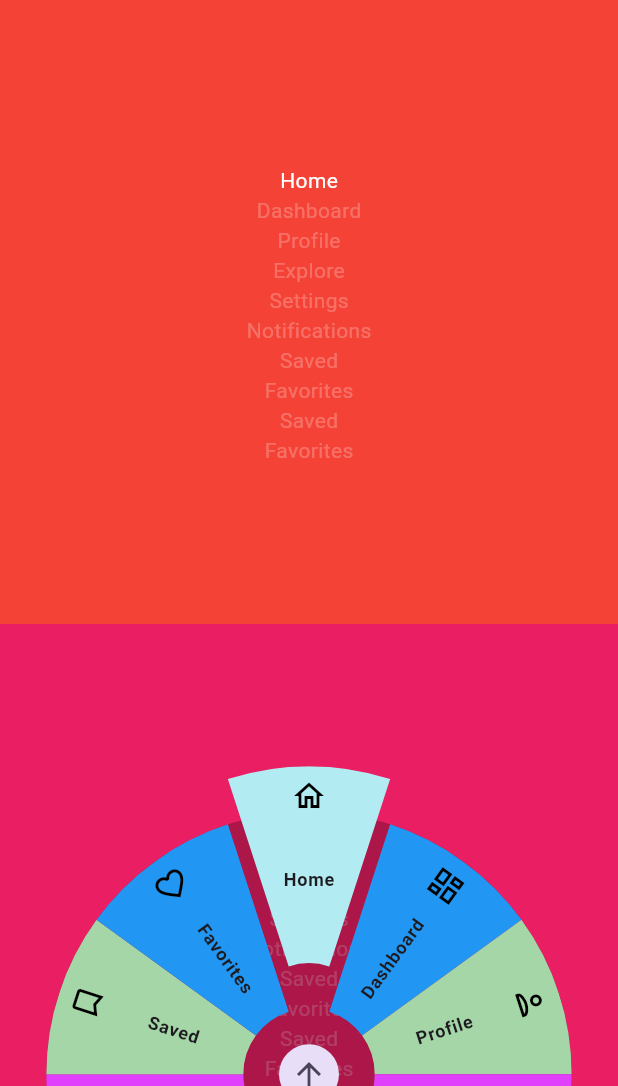
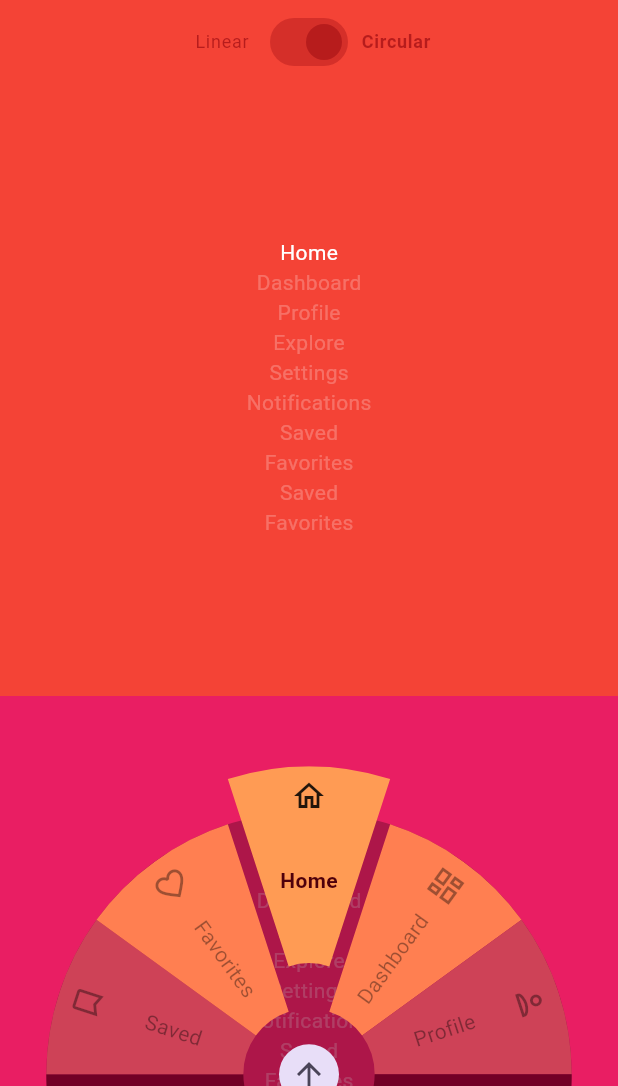
Before and after one commit to sfatihy/circle_bnb, a Flutter app: the screen it shows after launch, on a phone screen of 412 x 824 dp, the part 150-1236 px from its top. Run offline on Flutter 3.47's test engine with Material 3 defaults, Android fonts, the phone set to English and light mode, and no system bars.

Commit message:
Refactor: Added navigation style selection and design improvements.
- Introduced a switch in the example app to toggle between circular and linear navigation styles.
- Enhanced linear navigation with customizable background color, icon colors, and text styles for selected/unselected states.
- Added a tooltip to `BottomNavigationBarItem`.
- Refactored the example by removing separate page files and consolidating logic into `app_home_page.dart`.

```diff
--- a/example/lib/pages/app_home_page.dart
+++ b/example/lib/pages/app_home_page.dart
@@ -1,5 +1,6 @@
+import 'package:flutter/material.dart';
+
 import 'package:circle_bnb/circle_bnb.dart';
-import 'package:flutter/material.dart';
 
 class AppHomePage extends StatefulWidget {
   const AppHomePage({super.key});
@@ -11,6 +12,7 @@ class AppHomePage extends StatefulWidget {
 class _AppHomePageState extends State<AppHomePage> {
 
   int _bnbIndex = 0;
+  NavigationStyle _navigationStyle = NavigationStyle.circular;
   final List<CircleBNBItem> _items = [
     CircleBNBItem(title: "Home", icon: Icons.home_outlined),
     CircleBNBItem(title: "Dashboard", icon: Icons.dashboard_outlined),
@@ -70,7 +72,7 @@ class _AppHomePageState extends State<AppHomePage> {
         centerTitle: true,
         backgroundColor: Colors.primaries[_bnbIndex % Colors.primaries.length],
         bottom: PreferredSize(
-          preferredSize: const Size(double.infinity, 48),
+          preferredSize: const Size(double.infinity, 96),
           child: ColoredBox(
             color: Colors.primaries[_bnbIndex % Colors.primaries.length],
             child: Column(
@@ -115,6 +117,53 @@ class _AppHomePageState extends State<AppHomePage> {
                     ),
                   ],
                 ),
+                Row(
+                  mainAxisAlignment: MainAxisAlignment.center,
+                  spacing: 4,
+                  children: [
+                    SizedBox(
+                      width: 48,
+                      child: FittedBox(
+                        fit: BoxFit.scaleDown,
+                        child: Text(
+                          'Linear',
+                          style: Theme.of(context).textTheme.labelMedium?.copyWith(
+                            color: Colors.primaries[_bnbIndex % Colors.primaries.length].shade900,
+                            fontWeight: _navigationStyle == NavigationStyle.linear
+                              ? FontWeight.bold
+                              : FontWeight.normal
+                          ),
+                        ),
+                      ),
+                    ),
+                    Switch(
+                      value: _navigationStyle == NavigationStyle.circular,
+                      onChanged: (value) {
+                        setState(() {
+                          _navigationStyle = value ? NavigationStyle.circular : NavigationStyle.linear;
+                        });
+                      },
+                      activeColor: Colors.primaries[_bnbIndex % Colors.primaries.length].shade900,
+                      inactiveThumbColor: Colors.primaries[_bnbIndex % Colors.primaries.length].shade900,
+                      inactiveTrackColor: Colors.white.withValues(alpha: 0.75),
+                    ),
+                    SizedBox(
+                      width: 48,
+                      child: FittedBox(
+                        fit: BoxFit.scaleDown,
+                        child: Text(
+                          'Circular',
+                          style: Theme.of(context).textTheme.labelMedium?.copyWith(
+                            color: Colors.primaries[_bnbIndex % Colors.primaries.length].shade900,
+                            fontWeight: _navigationStyle == NavigationStyle.circular
+                              ? FontWeight.bold
+                              : FontWeight.normal
+                          ),
+                        ),
+                      ),
+                    ),
+                  ],
+                ),
               ],
             ),
           ),
@@ -148,11 +197,28 @@ class _AppHomePageState extends State<AppHomePage> {
       extendBody: true,
       backgroundColor: Colors.primaries[_bnbIndex % Colors.primaries.length],
       bottomNavigationBar: CircleBNB(
-        key: ValueKey(_items.length),
-        navigationStyle: NavigationStyle.circular,
+        key: ValueKey('${_items.length}_$_navigationStyle'),
+        navigationStyle: _navigationStyle,
         linearItemCount: 5,
         dragSpeed: 0.05,
         items: _items,
+        colorList: const [
+          Color(0xFFFF9B54),
+          Color(0xFFFF7F51),
+          Color(0xFFCE4257),
+          Color(0xFF720026),
+        ],
+        linearBackgroundColor: const Color(0xFFFF9B54),
+        selectedIconColor: Colors.black87,
+        unselectedIconColor: Colors.black38,
+        selectedTextStyle: const TextStyle(
+          color: Color(0xFF4F000B),
+          fontWeight: FontWeight.bold,
+        ),
+        unselectedTextStyle: const TextStyle(
+          color: Colors.black38,
+          fontWeight: FontWeight.normal,
+        ),
         onChangeIndex: setBnbIndex,
       ),
     );
--- a/lib/widget/circle_bnb_widget.dart
+++ b/lib/widget/circle_bnb_widget.dart
@@ -61,6 +61,13 @@ class CircleBNB extends StatefulWidget {
   /// The text style for unselected items' labels.
   final TextStyle? unselectedTextStyle;
 
+  /// The background color of the widget as a circular.
+  final Color? circularBackgroundColor;
+
+  /// The background color of the widget as a linear.
+  final Color? linearBackgroundColor;
+
+
   const CircleBNB({
     super.key,
     this.size = Size.zero,
@@ -78,6 +85,8 @@ class CircleBNB extends StatefulWidget {
     this.selectedTextStyle,
     this.unselectedIconColor,
     this.unselectedTextStyle,
+    this.circularBackgroundColor,
+    this.linearBackgroundColor,
   }) : assert(items.length >= 3, 'items must contain more than 3 elements.'),
        assert(colorList == null || colorList.length == 4, 'colorList must be null or have more than 4 elements.'),
        assert(linearItemCount == null || (linearItemCount % 2 == 1 && linearItemCount <= 5 && linearItemCount <= items.length), 'linearItemCount must be an odd number, no more than 5 and not greater than the number of items.'),
@@ -164,6 +173,8 @@ class _CircleBNBState extends State<CircleBNB> {
       selectedTextStyle: widget.selectedTextStyle,
       unselectedIconColor: widget.unselectedIconColor,
       unselectedTextStyle: widget.unselectedTextStyle,
+      circularBackgroundColor: widget.circularBackgroundColor,
+      linearBackgroundColor: widget.linearBackgroundColor,
     );
 
     _controller = CircleBnbController(effectiveWidget);
--- a/lib/widget/circular_navigation_widget.dart
+++ b/lib/widget/circular_navigation_widget.dart
@@ -66,9 +66,9 @@ class _RotatingWheel extends StatelessWidget {
         child: Container(
           width: controller.widget.size.width,
           height: controller.widget.size.width,
-          decoration: const BoxDecoration(
+          decoration: BoxDecoration(
             shape: BoxShape.circle,
-            color: Colors.black26,
+            color: controller.widget.circularBackgroundColor ?? Colors.black26,
           ),
           child: Stack(
             children: List.generate(controller.widget.items.length, (int index) {
--- a/lib/widget/linear_navigation_widget.dart
+++ b/lib/widget/linear_navigation_widget.dart
@@ -13,10 +13,24 @@ class LinearNavigationWidget extends StatelessWidget {
       valueListenable: controller.topIndex,
       builder: (context, topIndex, child) {
         return BottomNavigationBar(
+          showSelectedLabels: controller.widget.showTextWhenSelected,
+          selectedLabelStyle: controller.widget.selectedTextStyle,
+          selectedItemColor: controller.widget.selectedTextStyle?.color,
+          selectedIconTheme: IconThemeData(
+            color: controller.widget.selectedIconColor ?? controller.colorList.first
+          ),
+          showUnselectedLabels: controller.widget.showTextWhenUnselected,
+          unselectedLabelStyle: controller.widget.unselectedTextStyle,
+          unselectedItemColor: controller.widget.unselectedTextStyle?.color,
+          unselectedIconTheme: IconThemeData(
+            color: controller.widget.unselectedIconColor ?? controller.colorList[1]
+          ),
           currentIndex: (controller.widget.linearItemCount! - 1) ~/ 2,
           items: List.generate(controller.widget.linearItemCount!, (index) {
             int itemIndex = (topIndex + index - (controller.widget.linearItemCount! - 1) ~/ 2) % controller.widget.items.length;
             return BottomNavigationBarItem(
+              tooltip: controller.widget.items[itemIndex].title,
+              backgroundColor: controller.widget.linearBackgroundColor ?? Colors.white70,
               label: ((itemIndex == topIndex && controller.widget.showTextWhenSelected) || (itemIndex != topIndex && controller.widget.showTextWhenUnselected))
                 ? controller.widget.items[itemIndex].title
                 : '',
```
Also changed, not shown: example/lib/pages/circular_page.dart (deleted), example/lib/pages/linear_page.dart (deleted), example/lib/providers/app_provider.dart (deleted).
